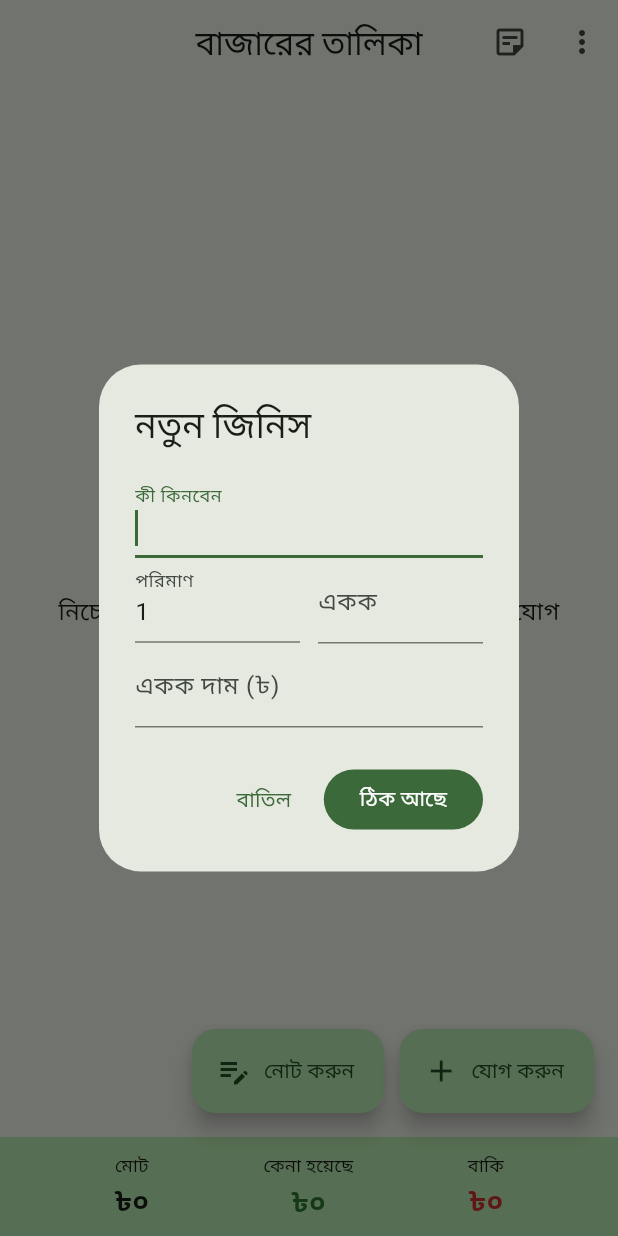
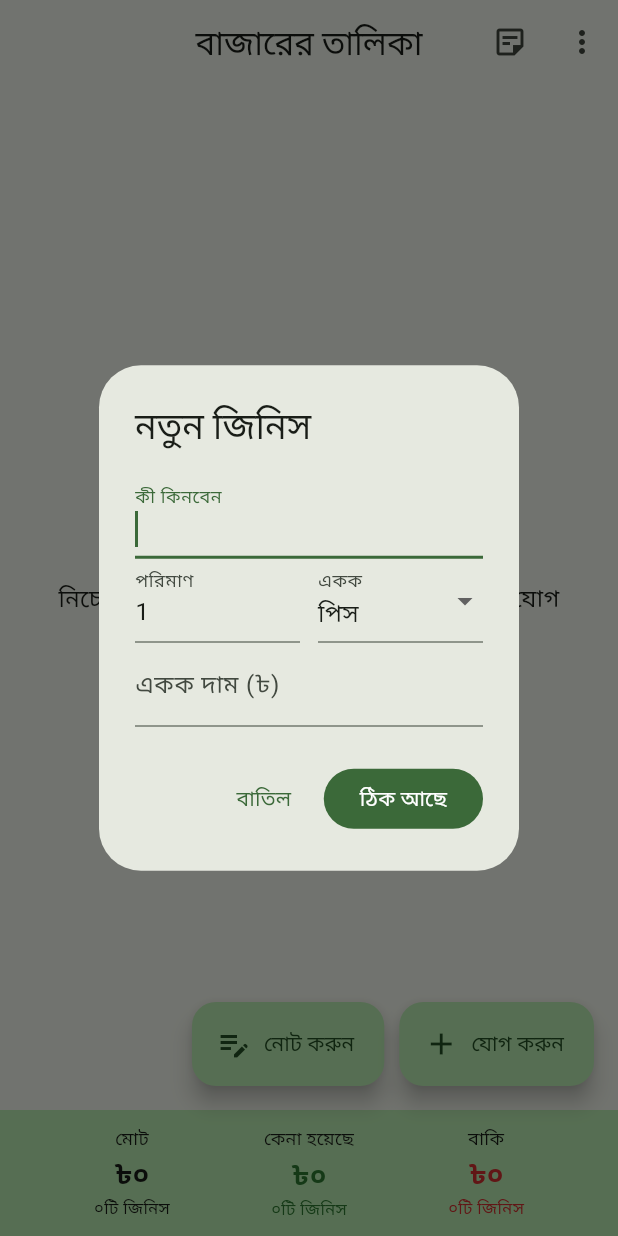
Before and after one commit to saleheenmia/Bazar-List, a Flutter app: the screen it shows after launch, after a tap on "যোগ করুন", on a phone screen of 412 x 824 dp. Run offline on Flutter 3.47's test engine with Material 3 defaults, Android fonts, the phone set to English and light mode, and no system bars; our stand-ins replace shared_preferences.

Commit message:
Update main.dart

```diff
--- a/lib/main.dart
+++ b/lib/main.dart
@@ -21,14 +21,30 @@ class BazarApp extends StatelessWidget {
   }
 }
 
+// ডিফল্ট একক ও ড্রপডাউনের তালিকা
+const String defaultUnit = 'পিস';
+const String otherUnit = 'অন্যান্য';
+const List<String> unitOptions = [
+  'পিস',
+  'কেজি',
+  'গ্রাম',
+  'লিটার',
+  'ডজন',
+  'হালি',
+  'প্যাকেট',
+  'আঁটি',
+];
+
 class Item {
   String name;
   double qty;
   String unit;
   double price;
   bool done;
+  int created; // তৈরির সময় (millisecondsSinceEpoch), পুরনো আইটেমের জন্য 0
 
-  Item(this.name, this.qty, this.unit, this.price, [this.done = false]);
+  Item(this.name, this.qty, this.unit, this.price,
+      [this.done = false, this.created = 0]);
 
   double get total => price * qty;
 
@@ -38,6 +54,7 @@ class Item {
         'u': unit,
         'p': price,
         'd': done,
+        'c': created,
       };
 
   factory Item.fromJson(Map<String, dynamic> m) {
@@ -47,6 +64,7 @@ class Item {
       (m['u'] ?? '') as String,
       (m['p'] as num).toDouble(),
       m['d'] as bool,
+      ((m['c'] ?? 0) as num).toInt(),
     );
   }
 }
@@ -204,13 +222,26 @@ class _BazarScreenState extends State<BazarScreen> {
   Future<void> _editItem([Item? item]) async {
     final nameC = TextEditingController(text: item?.name ?? '');
     final qtyC = TextEditingController(text: item == null ? '1' : raw(item.qty));
-    final unitC = TextEditingController(text: item?.unit ?? '');
     final priceC = TextEditingController(
       text: (item == null || item.price == 0) ? '' : raw(item.price),
     );
+
+    // একক: নতুন হলে ডিফল্ট "পিস"; পুরনো আইটেমের একক তালিকায় না থাকলে "অন্যান্য"-তে দেখাবে
+    final customUnitC = TextEditingController();
+    final startUnit =
+        (item == null || item.unit.isEmpty) ? defaultUnit : item.unit;
+    String selectedUnit;
+    if (unitOptions.contains(startUnit)) {
+      selectedUnit = startUnit;
+    } else {
+      selectedUnit = otherUnit;
+      customUnitC.text = startUnit;
+    }
+
     final ok = await showDialog<bool>(
       context: context,
-      builder: (ctx) => AlertDialog(
+      builder: (ctx) => StatefulBuilder(
+        builder: (ctx, setDialogState) => AlertDialog(
           title: Text(item == null ? 'নতুন জিনিস' : 'বদলান'),
           content: SingleChildScrollView(
             child: Column(
@@ -222,26 +253,48 @@ class _BazarScreenState extends State<BazarScreen> {
                   decoration: const InputDecoration(labelText: 'কী কিনবেন'),
                 ),
                 Row(
+                  crossAxisAlignment: CrossAxisAlignment.end,
                   children: [
                     Expanded(
                       child: TextField(
                         controller: qtyC,
-                      keyboardType:
-                          const TextInputType.numberWithOptions(decimal: true),
+                        keyboardType: const TextInputType.numberWithOptions(
+                            decimal: true),
                         decoration: const InputDecoration(labelText: 'পরিমাণ'),
                       ),
                     ),
                     const SizedBox(width: 12),
                     Expanded(
-                    child: TextField(
-                      controller: unitC,
-                      decoration: const InputDecoration(
-                        labelText: 'একক',
-                        hintText: 'কেজি, পিস',
-                      ),
+                      child: DropdownButtonFormField<String>(
+                        value: selectedUnit,
+                        isExpanded: true,
+                        decoration: const InputDecoration(labelText: 'একক'),
+                        items: [
+                          ...unitOptions,
+                          otherUnit,
+                        ]
+                            .map((u) => DropdownMenuItem(
+                                  value: u,
+                                  child: Text(u),
+                                ))
+                            .toList(),
+                        onChanged: (v) {
+                          if (v == null) return;
+                          setDialogState(() {
+                            selectedUnit = v;
+                          });
+                        },
                       ),
                     ),
                   ],
+                ),
+                if (selectedUnit == otherUnit)
+                  TextField(
+                    controller: customUnitC,
+                    decoration: const InputDecoration(
+                      labelText: 'নিজে লিখুন',
+                      hintText: 'যেমন: বস্তা, বোতল',
+                    ),
                   ),
                 TextField(
                   controller: priceC,
@@ -264,16 +317,26 @@ class _BazarScreenState extends State<BazarScreen> {
             ),
           ],
         ),
+      ),
     );
     if (ok != true) return;
     final name = nameC.text.trim();
     if (name.isEmpty) return;
     final qty = double.tryParse(toAscii(qtyC.text)) ?? 1;
     final price = double.tryParse(toAscii(priceC.text)) ?? 0;
-    final unit = unitC.text.trim();
+    var unit =
+        selectedUnit == otherUnit ? customUnitC.text.trim() : selectedUnit;
+    if (unit.isEmpty) unit = defaultUnit;
     setState(() {
       if (item == null) {
-        items.add(Item(name, qty, unit, price));
+        items.add(Item(
+          name,
+          qty,
+          unit,
+          price,
+          false,
+          DateTime.now().millisecondsSinceEpoch,
+        ));
       } else {
         item.name = name;
         item.qty = qty;
@@ -328,7 +391,8 @@ class _BazarScreenState extends State<BazarScreen> {
     );
   }
 
-  Widget _sum(String label, double v, Color? color) {
+  // নিচের বারের এক কলাম: লেবেল, টাকা, আর কয়টি জিনিস
+  Widget _sum(String label, double v, int count, Color? color) {
     return Column(
       mainAxisSize: MainAxisSize.min,
       children: [
@@ -342,6 +406,11 @@ class _BazarScreenState extends State<BazarScreen> {
             color: color,
           ),
         ),
+        const SizedBox(height: 2),
+        Text(
+          '${bnStr(count.toString())}টি জিনিস',
+          style: TextStyle(fontSize: 11, color: color),
+        ),
       ],
     );
   }
@@ -350,9 +419,10 @@ class _BazarScreenState extends State<BazarScreen> {
   Widget build(BuildContext context) {
     final cs = Theme.of(context).colorScheme;
     final total = items.fold<double>(0, (s, e) => s + e.total);
-    final bought =
-        items.where((e) => e.done).fold<double>(0, (s, e) => s + e.total);
+    final boughtItems = items.where((e) => e.done).toList();
+    final bought = boughtItems.fold<double>(0, (s, e) => s + e.total);
     final left = total - bought;
+    final leftCount = items.length - boughtItems.length;
     final view = [
       ...items.where((e) => !e.done),
       ...items.where((e) => e.done),
@@ -463,7 +533,28 @@ class _BazarScreenState extends State<BazarScreen> {
                               color: item.done ? Colors.grey : null,
                             ),
                           ),
-                          subtitle: Text(sub),
+                          subtitle: Column(
+                            crossAxisAlignment: CrossAxisAlignment.start,
+                            children: [
+                              Text(sub),
+                              if (item.created > 0)
+                                Padding(
+                                  padding: const EdgeInsets.only(top: 3),
+                                  child: Row(
+                                    children: [
+                                      const Icon(Icons.access_time, size: 13),
+                                      const SizedBox(width: 4),
+                                      Expanded(
+                                        child: Text(
+                                          fmtDateTime(item.created),
+                                          style: const TextStyle(fontSize: 12),
+                                        ),
+                                      ),
+                                    ],
+                                  ),
+                                ),
+                            ],
+                          ),
                           trailing: Text(
                             '৳${fmt(item.total)}',
                             style: const TextStyle(
@@ -503,9 +594,10 @@ class _BazarScreenState extends State<BazarScreen> {
           child: Row(
             mainAxisAlignment: MainAxisAlignment.spaceEvenly,
             children: [
-              _sum('মোট', total, null),
-              _sum('কেনা হয়েছে', bought, Colors.green.shade800),
-              _sum('বাকি', left, Colors.red.shade700),
+              _sum('মোট', total, items.length, null),
+              _sum('কেনা হয়েছে', bought, boughtItems.length,
+                  Colors.green.shade800),
+              _sum('বাকি', left, leftCount, Colors.red.shade700),
             ],
           ),
         ),
@@ -554,7 +646,7 @@ class _NotesScreenState extends State<NotesScreen> {
   Widget build(BuildContext context) {
     return Scaffold(
       appBar: AppBar(
-        title: const Text('সব নোট'),
+        title: Text('সব নোট (${bnStr(notes.length.toString())}টি)'),
         centerTitle: true,
       ),
       body: notes.isEmpty
```
Lines whose indentation alone changed are shown as unchanged.
